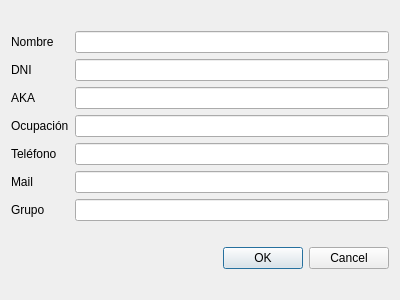
Above: dialog_newpartner.ui from eboladev/GestionRnC before the change. Below: the same form after it.
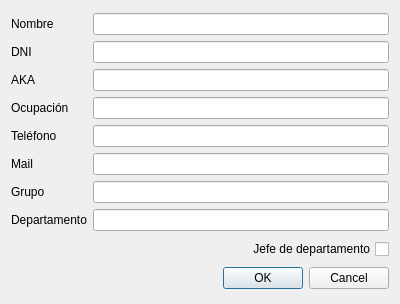
That is the form after the change.

```diff
--- a/dialog_newpartner.ui
+++ b/dialog_newpartner.ui
@@ -7,14 +7,24 @@
     <x>0</x>
     <y>0</y>
     <width>400</width>
-    <height>300</height>
+    <height>304</height>
    </rect>
   </property>
   <property name="windowTitle">
    <string>Dialog</string>
   </property>
   <layout class="QGridLayout" name="gridLayout">
-   <item row="0" column="0">
+   <item row="6" column="0">
+    <widget class="QCheckBox" name="checkdepartmentboss">
+     <property name="layoutDirection">
+      <enum>Qt::RightToLeft</enum>
+     </property>
+     <property name="text">
+      <string>Jefe de departamento</string>
+     </property>
+    </widget>
+   </item>
+   <item row="5" column="0">
     <layout class="QHBoxLayout" name="horizontalLayout_2">
      <item>
       <layout class="QVBoxLayout" name="verticalLayout">
@@ -67,6 +77,13 @@
          </property>
         </widget>
        </item>
+       <item>
+        <widget class="QLabel" name="label_7">
+         <property name="text">
+          <string>Departamento</string>
+         </property>
+        </widget>
+       </item>
       </layout>
      </item>
      <item>
@@ -92,11 +109,14 @@
        <item>
         <widget class="QLineEdit" name="grouptext"/>
        </item>
+       <item>
+        <widget class="QLineEdit" name="departmentext"/>
+       </item>
       </layout>
      </item>
     </layout>
    </item>
-   <item row="1" column="0">
+   <item row="7" column="0">
     <widget class="QDialogButtonBox" name="buttonBox">
      <property name="orientation">
       <enum>Qt::Horizontal</enum>
```
Left out of the diff: 2 changed lines with no effect on the pictures.
